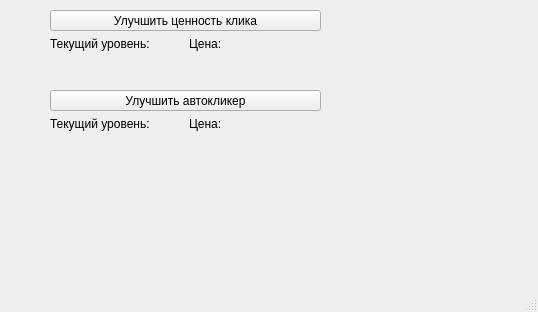
The window that upgradewindow.ui (TETROGAME/FAMClickerS) describes before a commit, drawn with Qt 5.
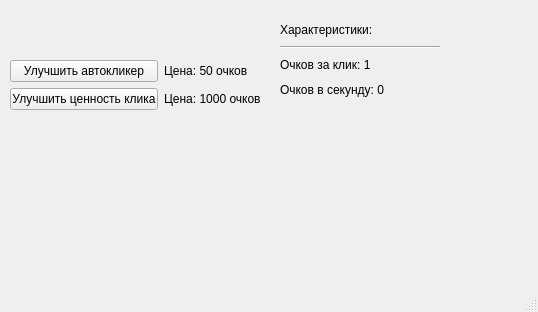
The same window after the commit.

Commit message: Add click value update via button in upgrade shop

Patch:
```diff
--- a/upgradewindow.ui
+++ b/upgradewindow.ui
@@ -17,74 +17,95 @@
    <widget class="QWidget" name="verticalLayoutWidget">
     <property name="geometry">
      <rect>
-      <x>50</x>
-      <y>10</y>
-      <width>271</width>
-      <height>41</height>
+      <x>280</x>
+      <y>20</y>
+      <width>160</width>
+      <height>80</height>
      </rect>
     </property>
     <layout class="QVBoxLayout" name="verticalLayout">
+     <property name="sizeConstraint">
+      <enum>QLayout::SizeConstraint::SetNoConstraint</enum>
+     </property>
      <item>
-      <widget class="QPushButton" name="upgradeClickValuePushButton">
+      <widget class="QLabel" name="label">
        <property name="text">
-        <string>Улучшить ценность клика</string>
+        <string>Характеристики:</string>
        </property>
       </widget>
      </item>
      <item>
-      <layout class="QHBoxLayout" name="horizontalLayout">
+      <widget class="Line" name="line">
+       <property name="orientation">
+        <enum>Qt::Orientation::Horizontal</enum>
+       </property>
+      </widget>
+     </item>
        <item>
         <widget class="QLabel" name="currentClickValuerLevelLabel">
          <property name="text">
-          <string>Текущий уровень: </string>
+        <string>Очков за клик: 1</string>
          </property>
         </widget>
        </item>
        <item>
-        <widget class="QLabel" name="upgradeClickValuePriceLabel">
+      <widget class="QLabel" name="currentAutoClickerLevelLabel">
          <property name="text">
-          <string>Цена: </string>
+        <string>Очков в секунду: 0</string>
          </property>
         </widget>
        </item>
       </layout>
-     </item>
-    </layout>
    </widget>
    <widget class="QWidget" name="verticalLayoutWidget_2">
     <property name="geometry">
      <rect>
-      <x>50</x>
-      <y>90</y>
-      <width>271</width>
-      <height>41</height>
+      <x>10</x>
+      <y>60</y>
+      <width>251</width>
+      <height>51</height>
      </rect>
     </property>
-    <layout class="QVBoxLayout" name="verticalLayout_2">
-     <item>
+    <layout class="QGridLayout" name="gridLayout">
+     <item row="1" column="0">
+      <widget class="QPushButton" name="upgradeClickValuePushButton">
+       <property name="sizePolicy">
+        <sizepolicy hsizetype="Expanding" vsizetype="Fixed">
+         <horstretch>0</horstretch>
+         <verstretch>0</verstretch>
+        </sizepolicy>
+       </property>
+       <property name="text">
+        <string>Улучшить ценность клика</string>
+       </property>
+      </widget>
+     </item>
+     <item row="0" column="0">
       <widget class="QPushButton" name="upgradeAutoClickerPushButton">
+       <property name="sizePolicy">
+        <sizepolicy hsizetype="Expanding" vsizetype="Fixed">
+         <horstretch>0</horstretch>
+         <verstretch>0</verstretch>
+        </sizepolicy>
+       </property>
        <property name="text">
         <string>Улучшить автокликер</string>
        </property>
       </widget>
      </item>
-     <item>
-      <layout class="QHBoxLayout" name="horizontalLayout_2">
-       <item>
-        <widget class="QLabel" name="currentAutoClickerLevelLabel">
-         <property name="text">
-          <string>Текущий уровень: </string>
-         </property>
-        </widget>
-       </item>
-       <item>
+     <item row="1" column="1">
         <widget class="QLabel" name="upgradeAutoClickerPriceLabel">
          <property name="text">
-          <string>Цена: </string>
+        <string>Цена: 1000 очков</string>
          </property>
         </widget>
        </item>
-      </layout>
+     <item row="0" column="1">
+      <widget class="QLabel" name="upgradeClickValuePriceLabel">
+       <property name="text">
+        <string>Цена: 50 очков</string>
+       </property>
+      </widget>
      </item>
     </layout>
    </widget>
```
Left out of the diff: 2 changed lines with no effect on the pictures. Lines whose indentation alone changed are shown as unchanged. The commit also changes 6 other files.
